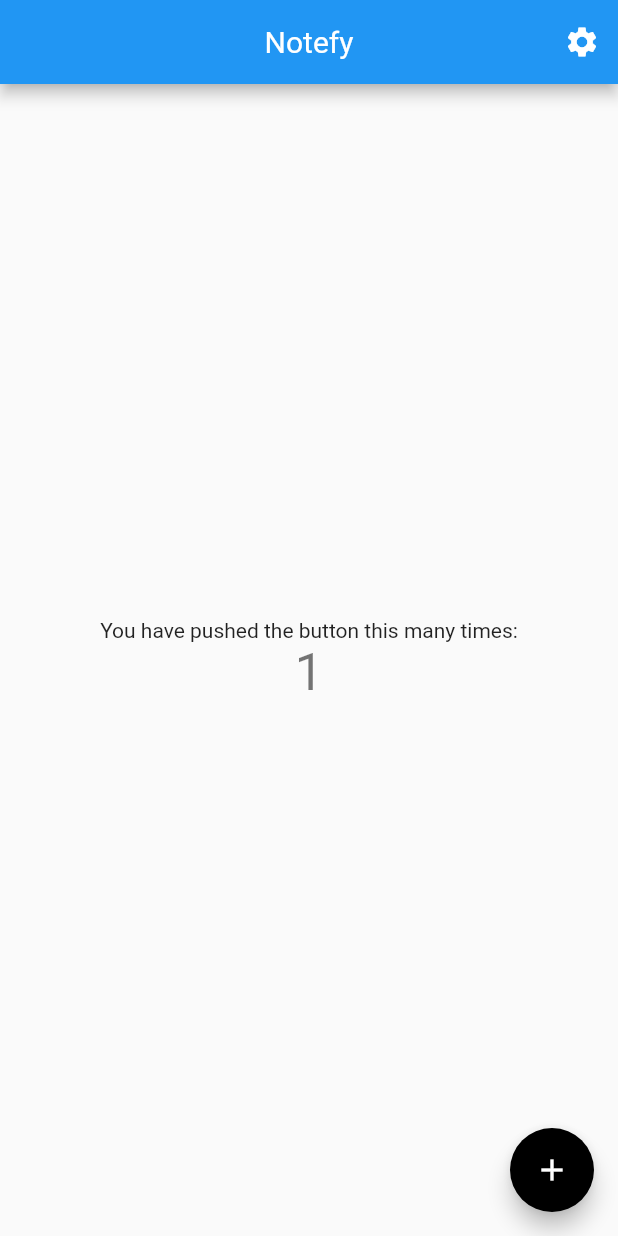
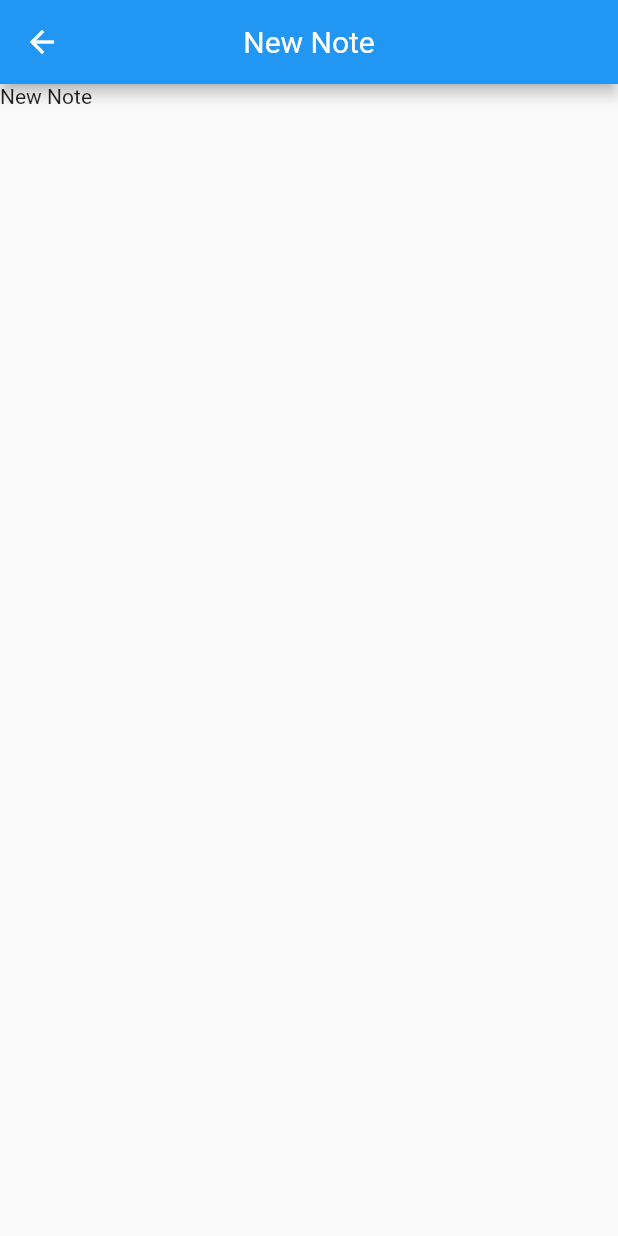
Before and after one commit to rish-0-0/notefy-flutter, a Flutter app: the screen it shows after launch, after a tap on the "add" icon, on a phone screen of 412 x 824 dp. Run offline on Flutter 3.47's test engine with Material 2 defaults, Android fonts, the phone set to English and light mode, and no system bars.

Commit message:
new route: new note page  On branch master 	modified:   lib/main.dart 	new file:   lib/screens/new_note.dart 	modified:   lib/screens/settings.dart

```diff
--- a/lib/main.dart
+++ b/lib/main.dart
@@ -1,5 +1,6 @@
 import 'package:flutter/material.dart';
 import 'package:notefy/helpers/enterexitroute.dart';
+import 'package:notefy/screens/new_note.dart';
 import 'package:notefy/screens/settings.dart';
 
 void main() {
@@ -52,19 +53,6 @@ class MyHomePage extends StatefulWidget {
 }
 
 class _MyHomePageState extends State<MyHomePage> {
-  int _counter = 0;
-
-  void _incrementCounter() {
-    setState(() {
-      // This call to setState tells the Flutter framework that something has
-      // changed in this State, which causes it to rerun the build method below
-      // so that the display can reflect the updated values. If we changed
-      // _counter without calling setState(), then the build method would not be
-      // called again, and so nothing would appear to happen.
-      _counter++;
-    });
-  }
-
   @override
   Widget build(BuildContext context) {
     // This method is rerun every time setState is called, for instance as done
@@ -114,16 +102,15 @@ class _MyHomePageState extends State<MyHomePage> {
           children: <Widget>[
             Text(
               'You have pushed the button this many times:',
-            ),
-            Text(
-              '$_counter',
-              style: Theme.of(context).textTheme.headline4,
-            ),
+            )
           ],
         ),
       ),
       floatingActionButton: FloatingActionButton(
-        onPressed: _incrementCounter,
+        onPressed: () {
+          Navigator.push(context,
+              EnterExitRoute(enterPage: NewNote(), exitPage: this.widget));
+        },
         tooltip: 'Increment',
         child: Icon(Icons.add),
         backgroundColor: Colors.black,
--- /dev/null
+++ b/lib/screens/new_note.dart
@@ -0,0 +1,24 @@
+import 'package:flutter/material.dart';
+
+class NewNote extends StatefulWidget {
+  @override
+  _NewNoteState createState() => _NewNoteState();
+}
+
+class _NewNoteState extends State<NewNote> {
+  @override
+  Widget build(BuildContext context) {
+    return Scaffold(
+      appBar: AppBar(
+        title: Text(
+          "New Note",
+          style: TextStyle(fontWeight: FontWeight.normal),
+        ),
+        centerTitle: true,
+      ),
+      body: Column(
+        children: <Widget>[Text("New Note")],
+      ),
+    );
+  }
+}
--- a/lib/screens/settings.dart
+++ b/lib/screens/settings.dart
@@ -17,7 +17,7 @@ class _SettingsPageState extends State<SettingsPage> {
           centerTitle: true,
         ),
         body: Column(
-          children: <Widget>[Text("Hi")],
+          children: <Widget>[Text("Settings")],
         ));
   }
 }
```
